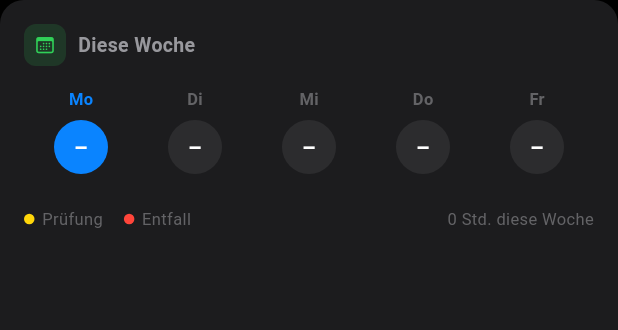
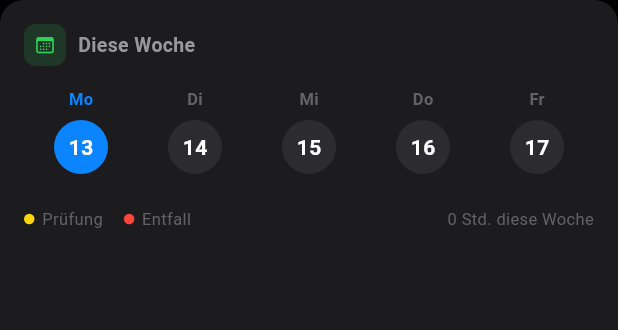
Before and after one commit to bedchem/POKYH, a Flutter app: the _WeekOverviewCard widget shown alone on an empty page, opened directly with empty values, on a phone screen of 412 x 824 dp. Shown: the top 330 px of the screen. Run offline on Flutter 3.47's test engine with Material 3 defaults, Android fonts, the phone set to English and light mode, and no system bars; our stand-ins replace firebase_core, flutter_secure_storage, local_auth, shared_preferences; accounts and stored records are empty; network calls fail.

Commit message:
small change

```diff
--- a/lib/screens/home_screen.dart
+++ b/lib/screens/home_screen.dart
@@ -885,7 +885,7 @@ class _WeekOverviewCard extends StatelessWidget {
               );
               final hasExam = dayEntries.any((e) => e.isExam);
               final hasCancelled = dayEntries.any((e) => e.isCancelled);
-              final count = dayEntries.length;
+              final tagDesMonats = day.day;
 
               return Expanded(
                 child: Column(
@@ -930,7 +930,7 @@ class _WeekOverviewCard extends StatelessWidget {
                                     : AppTheme.warning,
                               )
                             : Text(
-                                count > 0 ? '$count' : '–',
+                                '$tagDesMonats',
                                 style: TextStyle(
                                   fontSize: 14,
                                   fontWeight: FontWeight.w700,
```
